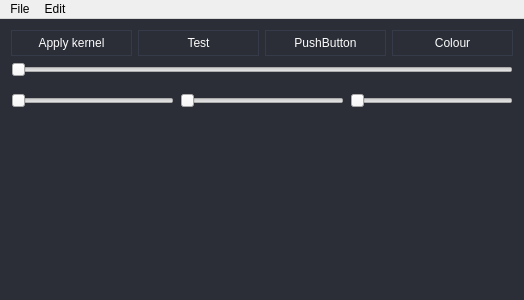
Old version of the form code/zebra/mainwindow.ui in the repository iPieter/JLIZNN_CUDA_and_openCL.
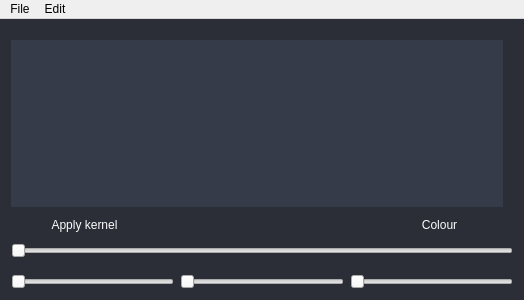
New version of the form. Icons and pictures are not drawn.

Commit message: Added buttons and ui boilerplate code for zebra v0.1

The edit to the form file:
```diff
--- a/code/zebra/mainwindow.ui
+++ b/code/zebra/mainwindow.ui
@@ -15,7 +15,7 @@
   </property>
   <property name="styleSheet">
    <string notr="true">QPushButton{
-border: 1px solid #353b48;
+border: 0;
 padding: 5px;
 background-color: #2b2e37;
 color: #fcfcfc;
@@ -27,10 +27,43 @@
 
 QMainWindow {
 background: #2b2e37;
+}
+
+QListView {
+background: #2b2e37;
+border: 0;
 }</string>
   </property>
   <widget class="QWidget" name="centralWidget">
    <layout class="QVBoxLayout" name="verticalLayout">
+    <item>
+     <layout class="QVBoxLayout" name="verticalLayout_2">
+      <property name="topMargin">
+       <number>10</number>
+      </property>
+      <item>
+       <layout class="QHBoxLayout" name="horizontalLayout_2">
+        <item>
+         <widget class="QGraphicsView" name="mainImage">
+          <property name="styleSheet">
+           <string notr="true">background: #353b48;
+border: 0;
+margin: 0;
+padding: 5px;</string>
+          </property>
+         </widget>
+        </item>
+        <item>
+         <layout class="QVBoxLayout" name="kernels">
+          <property name="leftMargin">
+           <number>10</number>
+          </property>
+         </layout>
+        </item>
+       </layout>
+      </item>
+     </layout>
+    </item>
     <item>
      <layout class="QHBoxLayout" name="horizontalLayout_4">
       <item>
@@ -43,14 +76,52 @@
       <item>
        <widget class="QPushButton" name="pushButton">
         <property name="text">
-         <string>Test</string>
+         <string/>
+        </property>
+        <property name="icon">
+         <iconset>
+          <normaloff>../../../../../../../Downloads/icons8-normal-distribution-histogram-50.png</normaloff>../../../../../../../Downloads/icons8-normal-distribution-histogram-50.png</iconset>
+        </property>
+        <property name="iconSize">
+         <size>
+          <width>50</width>
+          <height>50</height>
+         </size>
         </property>
        </widget>
       </item>
       <item>
-       <widget class="QPushButton" name="pushButton_3">
+       <widget class="QPushButton" name="btn_gaussian_blur">
+        <property name="sizePolicy">
+         <sizepolicy hsizetype="Fixed" vsizetype="Fixed">
+          <horstretch>0</horstretch>
+          <verstretch>0</verstretch>
+         </sizepolicy>
+        </property>
+        <property name="maximumSize">
+         <size>
+          <width>44</width>
+          <height>44</height>
+         </size>
+        </property>
+        <property name="baseSize">
+         <size>
+          <width>44</width>
+          <height>44</height>
+         </size>
+        </property>
         <property name="text">
-         <string>PushButton</string>
+         <string/>
+        </property>
+        <property name="icon">
+         <iconset resource="resources.qrc">
+          <normaloff>:/icons/icons/btn_mask.png</normaloff>:/icons/icons/btn_mask.png</iconset>
+        </property>
+        <property name="iconSize">
+         <size>
+          <width>42</width>
+          <height>42</height>
+         </size>
         </property>
        </widget>
       </item>
@@ -94,16 +165,6 @@
         </property>
        </widget>
       </item>
-      <item>
-       <widget class="QSlider" name="horizontalSlider_3">
-        <property name="maximum">
-         <number>255</number>
-        </property>
-        <property name="orientation">
-         <enum>Qt::Horizontal</enum>
-        </property>
-       </widget>
-      </item>
       <item>
        <widget class="QSlider" name="horizontalSlider_2">
         <property name="maximum">
@@ -114,17 +175,18 @@
         </property>
        </widget>
       </item>
+      <item>
+       <widget class="QSlider" name="horizontalSlider_3">
+        <property name="maximum">
+         <number>255</number>
+        </property>
+        <property name="orientation">
+         <enum>Qt::Horizontal</enum>
+        </property>
+       </widget>
+      </item>
      </layout>
     </item>
-    <item>
-     <widget class="QGraphicsView" name="mainImage">
-      <property name="styleSheet">
-       <string notr="true">background: #2b2e37;
-border: 0;
-margin: 0;</string>
-      </property>
-     </widget>
-    </item>
    </layout>
   </widget>
   <widget class="QMenuBar" name="menuBar">
```
Left out of the diff: 7 changed lines with no effect on the pictures. The commit also changes 9 other files.
